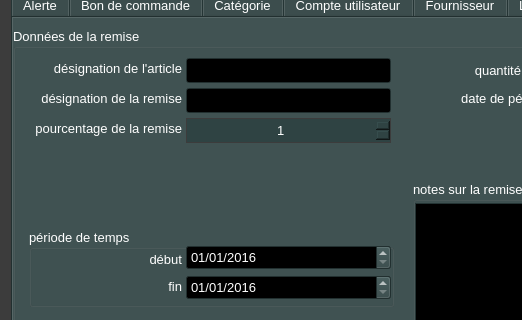
Before: the Qt Designer form ui/yeroth-erp-admin-detail-window.ui in xnoumbissinoundou/yeroth-erp-3.0, drawn with Qt 5; both pictures show x 0 to 522 and y 157 to 477 of the 800 by 600 pixel window.
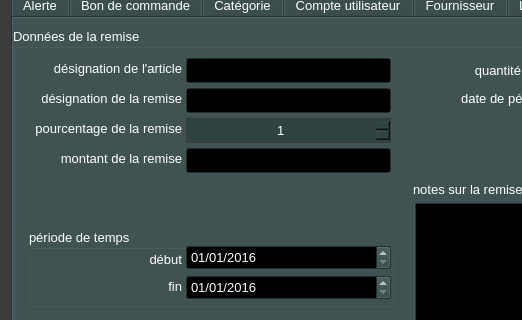
After: the same form once the commit is applied. The open tabs and pages were chosen to show the change. Icons and pictures are not drawn. Custom widgets are drawn as their Qt base class.

```diff
--- a/ui/yeroth-erp-admin-detail-window.ui
+++ b/ui/yeroth-erp-admin-detail-window.ui
@@ -10352,6 +10352,39 @@
         <number>1</number>
        </property>
       </widget>
+      <widget class="YerothLineEdit" name="lineEdit_detail_remise_montant">
+       <property name="geometry">
+        <rect>
+         <x>173</x>
+         <y>120</y>
+         <width>205</width>
+         <height>25</height>
+        </rect>
+       </property>
+       <property name="font">
+        <font>
+         <pointsize>10</pointsize>
+         <weight>50</weight>
+         <bold>false</bold>
+        </font>
+       </property>
+      </widget>
+      <widget class="QLabel" name="label_detail_remise_montant">
+       <property name="geometry">
+        <rect>
+         <x>16</x>
+         <y>120</y>
+         <width>153</width>
+         <height>21</height>
+        </rect>
+       </property>
+       <property name="text">
+        <string>montant de la remise</string>
+       </property>
+       <property name="alignment">
+        <set>Qt::AlignRight|Qt::AlignTrailing|Qt::AlignVCenter</set>
+       </property>
+      </widget>
      </widget>
     </widget>
    </widget>
@@ -14464,11 +14497,6 @@
    <extends>QLineEdit</extends>
    <header>src/widgets/yeroth-erp-line-edit.hpp</header>
   </customwidget>
-  <customwidget>
-   <class>YerothComboBox</class>
-   <extends>QComboBox</extends>
-   <header>src/widgets/yeroth-erp-combo-box.hpp</header>
-  </customwidget>
   <customwidget>
    <class>YerothDateTimeEdit</class>
    <extends>QDateEdit</extends>
@@ -14479,6 +14507,11 @@
    <extends>QTextEdit</extends>
    <header>src/widgets/yeroth-erp-text-edit.hpp</header>
   </customwidget>
+  <customwidget>
+   <class>YerothComboBox</class>
+   <extends>QComboBox</extends>
+   <header>src/widgets/yeroth-erp-combo-box.hpp</header>
+  </customwidget>
   <customwidget>
    <class>YerothSpinBox</class>
    <extends>QSpinBox</extends>
```
Left out of the diff: 48 changed lines with no effect on the pictures.
